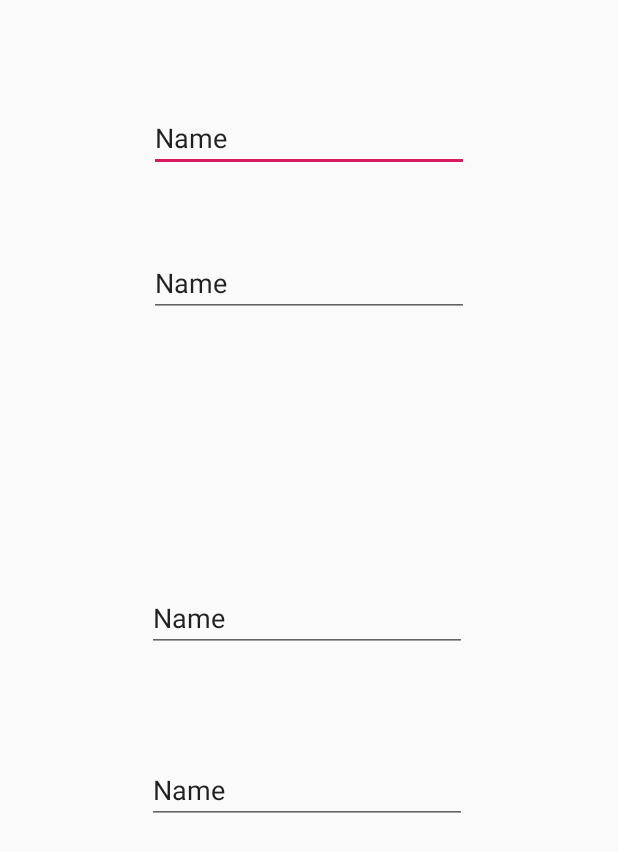
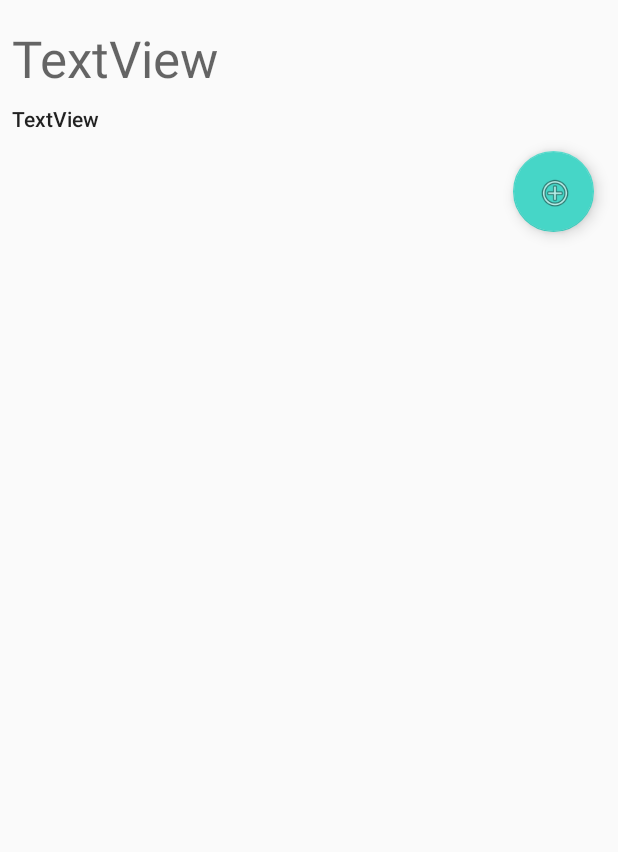
Before and after one commit to Rosahanne/SENAC, an Android app: the layout list_gastos_personalizada.xml on its own in the app's theme, with its tools: preview values and no code run, on a phone screen of 412 x 824 dp. Shown: the top 852 px of the screen. Run offline under Robolectric (Android 15) with nearby library versions, the phone set to English and light mode, and no system bars.

Commit message:
AulaAdapter

```diff
--- a/app/src/main/java/br/senac/app_controledegastos/adapters/GastoAdapter.java
+++ b/app/src/main/java/br/senac/app_controledegastos/adapters/GastoAdapter.java
@@ -1,13 +1,13 @@
 package br.senac.app_controledegastos.adapters;
 
 import android.app.Activity;
+import android.content.Intent;
 import android.view.View;
 import android.view.ViewGroup;
 import android.widget.BaseAdapter;
-import android.widget.EditText;
-
+import android.widget.TextView;
 import java.util.List;
-
+import br.senac.app_controledegastos.EditGasto;
 import br.senac.app_controledegastos.MainActivity;
 import br.senac.app_controledegastos.Model.Gasto;
 import br.senac.app_controledegastos.R;
@@ -17,12 +17,18 @@ public class GastoAdapter extends BaseAdapter {
 
     private final List<Gasto>gastoList;
     private final Activity act;
-
+    public static final String MAIN_GASTO = "main_gasto";
 
     public GastoAdapter(List<Gasto> gastoList, Activity act) {
         this.gastoList = gastoList;
         this.act = act;
     }
+
+    public GastoAdapter(List<Gasto> gastoList, MainActivity mainActivity){
+        this.gastoList = gastoList;
+        this.act = mainActivity;
+    }
+
         @Override
         public int getCount() {
             return gastoList.size();
@@ -35,8 +41,8 @@ public class GastoAdapter extends BaseAdapter {
 
         @Override
         public long getItemId(int position) {
-            Gasto gasto = gastoList.get(position);
-            return gasto.getIdGasto();}
+            return gastoList.get(position).getIdGasto();
+        }
 
         @Override
         public View getView(int position, View convertView, ViewGroup parent) {
@@ -44,22 +50,36 @@ public class GastoAdapter extends BaseAdapter {
                     .inflate(R.layout.list_gastos_personalizada, parent, false);
             Gasto gasto = gastoList.get(position);
 
-            EditText data = (EditText)
-            view.findViewById(R.id.editText_Data);
-            EditText descricao = (EditText)
-            view.findViewById(R.id.editText_Descricao);
-            EditText categoria = (EditText)
-            view.findViewById(R.id.editText_Categoria);
-            EditText valor = (EditText)
-            view.findViewById(R.id.editText_Valor);
+//            TextView data = (TextView)
+//            view.findViewById(R.id.textView_Data);
+            TextView descricao = (TextView)
+            view.findViewById(R.id.textView_Descricao);
+            TextView categoria = (TextView)
+            view.findViewById(R.id.textView_Categoria);
+//            TextView valor = (TextView)
+////            view.findViewById(R.id.textView_Valor);
 
 
-            data.setText(gasto.getData());
+//            data.setText(gasto.getData());
+            categoria.setText(gasto.getCategoria());
             descricao.setText(gasto.getDescricao());
-            categoria.setText(gasto.getCategoria());
-            valor.setText(String.valueOf(gasto.getValor()));
+//           valor.setText(String.valueOf(gasto.getValor()));
+
+            view.setOnClickListener(new View.OnClickListener() {
+                @Override
+                public void onClick(View v) {
+                    Intent intent =  new Intent(act, EditGasto.class);
+                    act.startActivity(intent);
+
+                }
+            });
+
+
 
             return view;
         }
 
+
+
+
 }
--- a/app/src/main/java/br/senac/app_controledegastos/helper/GastoHelper.java
+++ b/app/src/main/java/br/senac/app_controledegastos/helper/GastoHelper.java
@@ -43,10 +43,14 @@ public class GastoHelper {
         String categoria = editCategoria.getText().toString();
         Double valor = Double.parseDouble(editValor.getText().toString());
 
-        return new Gasto(gasto.getIdGasto(), data, descricao, categoria, valor);
+        if (gasto != null) {
+            return new Gasto(gasto.getIdGasto(), data, descricao, categoria, valor);
+        }
+        return new Gasto(data, descricao, categoria, valor);
     }
 
-    public void carregaCampos(Gasto gasto) {
+
+    public void carregaCampos(Gasto gasto){
         this.gasto = gasto;
         editData.setText(gasto.getData());
         editDescricao.setText(gasto.getDescricao());
--- a/app/src/main/res/layout/list_gastos_personalizada.xml
+++ b/app/src/main/res/layout/list_gastos_personalizada.xml
@@ -2,53 +2,57 @@
 <android.support.constraint.ConstraintLayout xmlns:android="http://schemas.android.com/apk/res/android"
     xmlns:app="http://schemas.android.com/apk/res-auto"
     xmlns:tools="http://schemas.android.com/tools"
+    android:id="@+id/constLayout_person"
     android:layout_width="match_parent"
-    android:layout_height="match_parent">
+    android:layout_height="wrap_content">
 
-    <EditText
-        android:id="@+id/editText_Data"
-        android:layout_width="wrap_content"
+    <TextView
+        android:id="@+id/textView_Categoria"
+        android:layout_width="0dp"
         android:layout_height="wrap_content"
-        android:layout_marginTop="69dp"
-        android:ems="10"
-        android:inputType="textPersonName"
-        android:text="Name"
+        android:layout_marginStart="8dp"
+        android:layout_marginLeft="8dp"
+        android:layout_marginTop="16dp"
+        android:layout_marginEnd="8dp"
+        android:layout_marginRight="8dp"
+        android:layout_marginBottom="8dp"
+        android:text="TextView"
+        android:textAppearance="@style/TextAppearance.AppCompat.Display1"
+        android:visibility="visible"
+        app:layout_constraintBottom_toTopOf="@+id/textView_Descricao"
         app:layout_constraintEnd_toEndOf="parent"
         app:layout_constraintStart_toStartOf="parent"
         app:layout_constraintTop_toTopOf="parent" />
 
-    <EditText
-        android:id="@+id/editText_Descricao"
-        android:layout_width="wrap_content"
+    <TextView
+        android:id="@+id/textView_Descricao"
+        android:layout_width="0dp"
         android:layout_height="wrap_content"
-        android:layout_marginTop="51dp"
-        android:ems="10"
-        android:inputType="textPersonName"
-        android:text="Name"
-        app:layout_constraintStart_toStartOf="@+id/editText_Data"
-        app:layout_constraintTop_toBottomOf="@+id/editText_Data" />
+        android:layout_marginBottom="104dp"
+        android:text="TextView"
+        android:textAppearance="@style/TextAppearance.AppCompat.Body2"
+        android:visibility="visible"
+        app:layout_constraintBottom_toBottomOf="parent"
+        app:layout_constraintEnd_toEndOf="@+id/textView_Categoria"
+        app:layout_constraintHorizontal_bias="1.0"
+        app:layout_constraintStart_toStartOf="@+id/textView_Categoria" />
 
-    <EditText
-        android:id="@+id/editText_Categoria"
-        android:layout_width="wrap_content"
-        android:layout_height="wrap_content"
-        android:layout_marginEnd="1dp"
-        android:layout_marginRight="1dp"
-        android:ems="10"
-        android:inputType="textPersonName"
-        android:text="Name"
-        app:layout_constraintBottom_toBottomOf="parent"
-        app:layout_constraintEnd_toEndOf="@+id/editText_Descricao"
-        app:layout_constraintTop_toTopOf="parent" />
+    <android.support.design.widget.FloatingActionButton
+        android:id="@+id/floatingActionButton6"
+        android:layout_width="54dp"
+        android:layout_height="62dp"
+        android:layout_marginStart="8dp"
+        android:layout_marginLeft="8dp"
+        android:layout_marginTop="12dp"
+        android:layout_marginEnd="8dp"
+        android:layout_marginRight="8dp"
+        android:clickable="true"
+        app:backgroundTint="@color/colorPrimary"
+        app:layout_constraintEnd_toEndOf="parent"
+        app:layout_constraintHorizontal_bias="0.976"
+        app:layout_constraintStart_toStartOf="parent"
+        app:layout_constraintTop_toBottomOf="@+id/textView_Descricao"
+        app:rippleColor="@color/colorPrimaryDark"
+        app:srcCompat="@android:drawable/ic_menu_add" />
 
-    <EditText
-        android:id="@+id/editText_Valor"
-        android:layout_width="wrap_content"
-        android:layout_height="wrap_content"
-        android:layout_marginTop="69dp"
-        android:ems="10"
-        android:inputType="textPersonName"
-        android:text="Name"
-        app:layout_constraintStart_toStartOf="@+id/editText_Categoria"
-        app:layout_constraintTop_toBottomOf="@+id/editText_Categoria" />
 </android.support.constraint.ConstraintLayout>
--- a/app/src/main/res/values/colors.xml
+++ b/app/src/main/res/values/colors.xml
@@ -1,6 +1,6 @@
 <?xml version="1.0" encoding="utf-8"?>
 <resources>
-    <color name="colorPrimary">#008577</color>
+    <color name="colorPrimary">#46D6C7</color>
     <color name="colorPrimaryDark">#00574B</color>
     <color name="colorAccent">#D81B60</color>
 </resources>
--- a/app/src/main/res/values/strings.xml
+++ b/app/src/main/res/values/strings.xml
@@ -14,6 +14,10 @@
     <string name="edValor">Edite o valor</string>
     <string name="btnEdit">Editar</string>
     <string name="btnExc">Excluir</string>
+    <string name="TextView_Data"></string>
+    <string name="TextView_Descricao"></string>
+    <string name="TextView_Categoria" />
+    <string name="TextView_Valor" />
 
 
 </resources>
```
